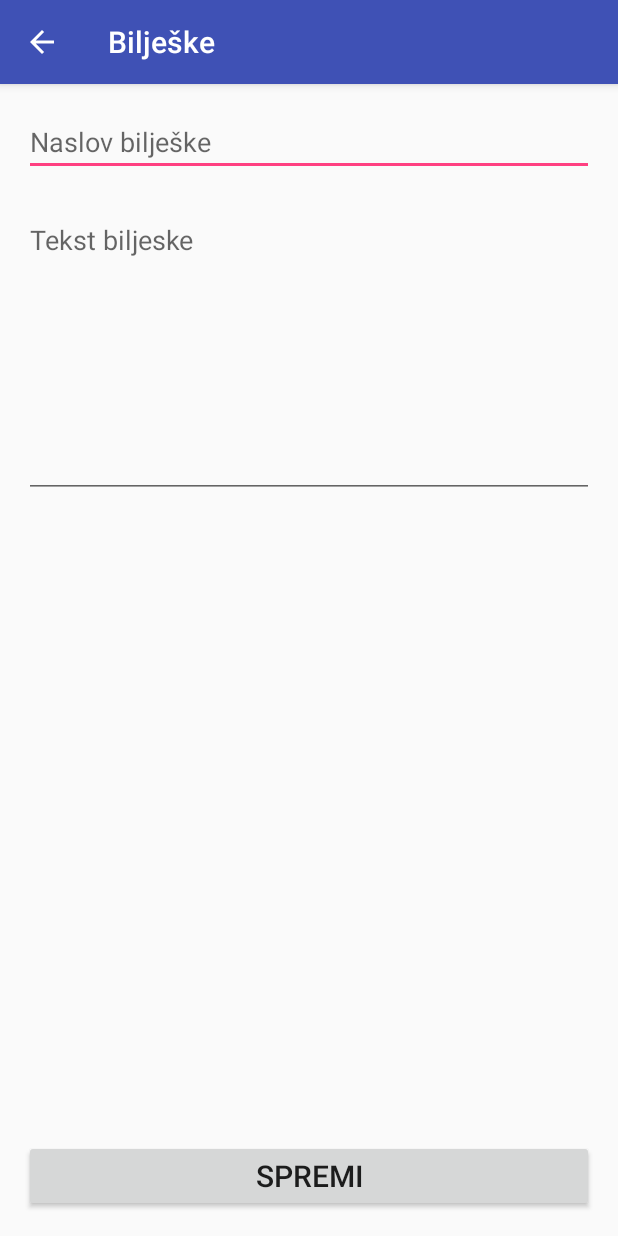
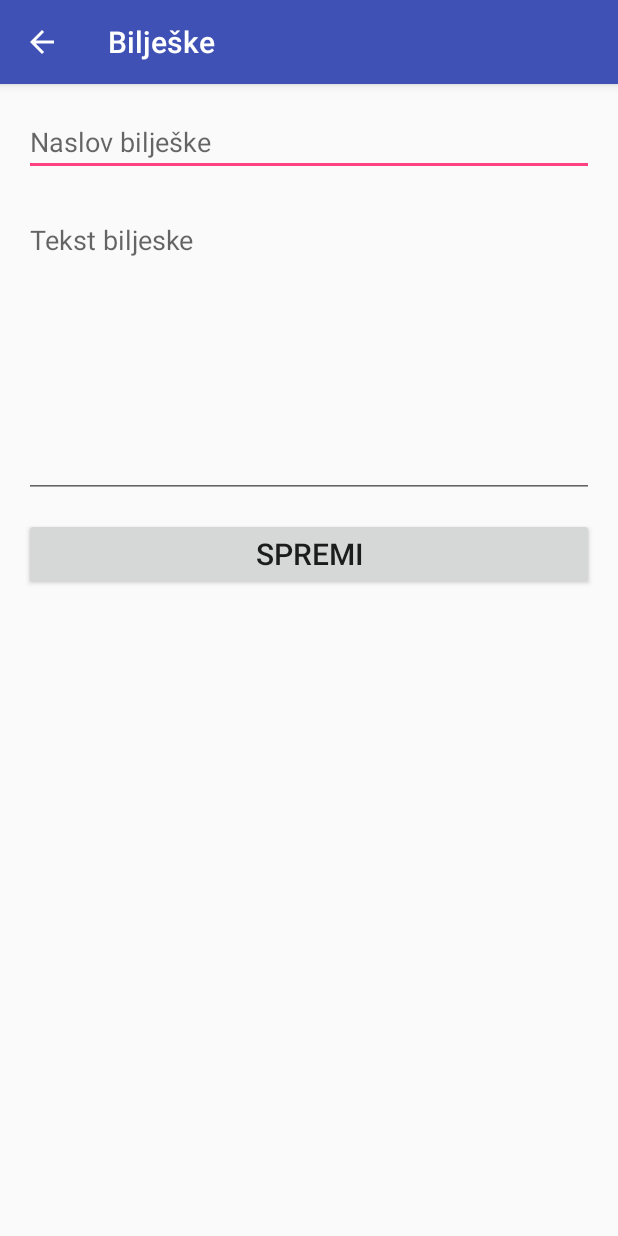
Before and after one commit to unipu-ict/mobilni-notes, an Android app: the UredjivanjeActivity screen opened directly, with no data from a screen before it, on a phone screen of 412 x 824 dp. Run offline under Robolectric (Android 15) with nearby library versions, the phone set to English and light mode, and no system bars.

Commit message:
promjena pozicije gumba za spremanje da ne smeta kod dugih poruka

```diff
--- a/app/src/main/res/layout/activity_uredjivanje.xml
+++ b/app/src/main/res/layout/activity_uredjivanje.xml
@@ -24,14 +24,15 @@
         android:gravity="top|start"
         android:hint="@string/tekst_biljeske"
         android:inputType="textMultiLine"
-        android:lines="8"
+        android:lines="10"
         android:minLines="8"
         android:scrollbars="vertical" />
 
     <Button
         android:layout_width="match_parent"
         android:layout_height="wrap_content"
-        android:layout_alignParentBottom="true"
+        android:layout_marginTop="20px"
+        android:layout_below="@+id/tekst_biljeske"
         android:onClick="spremi_izmjene"
         android:text="@string/btn_spremi"
         android:textSize="20sp" />
```
